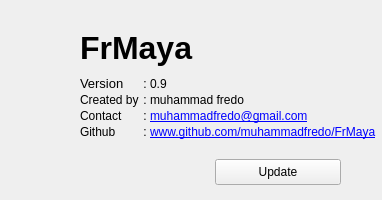
The window that FrMaya/Tools/AboutFrMaya/AboutFrMaya.ui (muhammadfredo/FrMaya) describes before a commit, drawn with Qt 5.
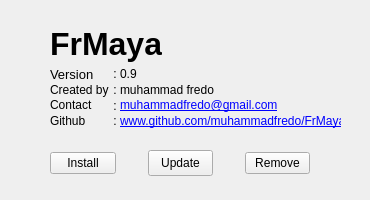
The same window after the commit.

Commit message: implement install feature

What changed in the file:
```diff
--- a/FrMaya/Tools/AboutFrMaya/AboutFrMaya.ui
+++ b/FrMaya/Tools/AboutFrMaya/AboutFrMaya.ui
@@ -13,61 +13,15 @@
   <property name="windowTitle">
    <string/>
   </property>
-  <layout class="QHBoxLayout" name="horizontalLayout_6">
-   <property name="spacing">
-    <number>0</number>
-   </property>
-   <property name="leftMargin">
-    <number>0</number>
-   </property>
-   <property name="topMargin">
-    <number>0</number>
-   </property>
-   <property name="rightMargin">
-    <number>6</number>
-   </property>
-   <property name="bottomMargin">
-    <number>0</number>
-   </property>
-   <item>
-    <spacer name="horizontalSpacer">
-     <property name="orientation">
-      <enum>Qt::Horizontal</enum>
-     </property>
-     <property name="sizeType">
-      <enum>QSizePolicy::Fixed</enum>
-     </property>
-     <property name="sizeHint" stdset="0">
-      <size>
-       <width>80</width>
-       <height>20</height>
-      </size>
-     </property>
-    </spacer>
-   </item>
-   <item>
-    <layout class="QVBoxLayout" name="verticalLayout">
-     <property name="spacing">
-      <number>0</number>
-     </property>
-     <item>
-      <spacer name="verticalSpacer">
-       <property name="orientation">
-        <enum>Qt::Vertical</enum>
-       </property>
-       <property name="sizeType">
-        <enum>QSizePolicy::Fixed</enum>
-       </property>
-       <property name="sizeHint" stdset="0">
-        <size>
-         <width>20</width>
-         <height>20</height>
-        </size>
-       </property>
-      </spacer>
-     </item>
-     <item>
       <widget class="QLabel" name="label">
+   <property name="geometry">
+    <rect>
+     <x>50</x>
+     <y>21</y>
+     <width>112</width>
+     <height>45</height>
+    </rect>
+   </property>
        <property name="font">
         <font>
          <family>Khmer UI</family>
@@ -84,15 +38,99 @@
         <set>Qt::AlignLeading|Qt::AlignLeft|Qt::AlignVCenter</set>
        </property>
       </widget>
-     </item>
-     <item>
-      <layout class="QGridLayout" name="gridLayout" columnminimumwidth="60,10,210">
-       <property name="horizontalSpacing">
-        <number>0</number>
-       </property>
-       <property name="verticalSpacing">
+  <widget class="QFrame" name="frame">
+   <property name="geometry">
+    <rect>
+     <x>50</x>
+     <y>149</y>
+     <width>260</width>
+     <height>28</height>
+    </rect>
+   </property>
+   <layout class="QHBoxLayout" name="horizontalLayout">
+    <property name="spacing">
         <number>2</number>
        </property>
+    <property name="margin">
+     <number>0</number>
+    </property>
+    <item>
+     <widget class="QPushButton" name="install_btn">
+      <property name="text">
+       <string>Install</string>
+      </property>
+     </widget>
+    </item>
+    <item>
+     <spacer name="horizontalSpacer_2">
+      <property name="orientation">
+       <enum>Qt::Horizontal</enum>
+      </property>
+      <property name="sizeType">
+       <enum>QSizePolicy::Fixed</enum>
+      </property>
+      <property name="sizeHint" stdset="0">
+       <size>
+        <width>30</width>
+        <height>20</height>
+       </size>
+      </property>
+     </spacer>
+    </item>
+    <item>
+     <widget class="QPushButton" name="update_btn">
+      <property name="minimumSize">
+       <size>
+        <width>0</width>
+        <height>26</height>
+       </size>
+      </property>
+      <property name="text">
+       <string>Update</string>
+      </property>
+     </widget>
+    </item>
+    <item>
+     <spacer name="horizontalSpacer_3">
+      <property name="orientation">
+       <enum>Qt::Horizontal</enum>
+      </property>
+      <property name="sizeType">
+       <enum>QSizePolicy::Fixed</enum>
+      </property>
+      <property name="sizeHint" stdset="0">
+       <size>
+        <width>30</width>
+        <height>20</height>
+       </size>
+      </property>
+     </spacer>
+    </item>
+    <item>
+     <widget class="QPushButton" name="remove_btn">
+      <property name="text">
+       <string>Remove</string>
+      </property>
+     </widget>
+    </item>
+   </layout>
+  </widget>
+  <widget class="QFrame" name="frame">
+   <property name="geometry">
+    <rect>
+     <x>50</x>
+     <y>66</y>
+     <width>291</width>
+     <height>63</height>
+    </rect>
+   </property>
+   <layout class="QGridLayout" name="gridLayout" columnminimumwidth="60,10,210">
+    <property name="margin">
+     <number>0</number>
+    </property>
+    <property name="spacing">
+     <number>0</number>
+    </property>
        <item row="1" column="2">
         <widget class="QLabel" name="label_5">
          <property name="text">
@@ -219,91 +257,7 @@
         </widget>
        </item>
       </layout>
-     </item>
-     <item>
-      <spacer name="verticalSpacer_2">
-       <property name="orientation">
-        <enum>Qt::Vertical</enum>
-       </property>
-       <property name="sizeType">
-        <enum>QSizePolicy::Fixed</enum>
-       </property>
-       <property name="sizeHint" stdset="0">
-        <size>
-         <width>20</width>
-         <height>20</height>
-        </size>
-       </property>
-      </spacer>
-     </item>
-     <item>
-      <layout class="QHBoxLayout" name="horizontalLayout">
-       <item>
-        <spacer name="horizontalSpacer_2">
-         <property name="orientation">
-          <enum>Qt::Horizontal</enum>
-         </property>
-         <property name="sizeType">
-          <enum>QSizePolicy::Fixed</enum>
-         </property>
-         <property name="sizeHint" stdset="0">
-          <size>
-           <width>135</width>
-           <height>20</height>
-          </size>
-         </property>
-        </spacer>
-       </item>
-       <item>
-        <widget class="QPushButton" name="update_btn">
-         <property name="minimumSize">
-          <size>
-           <width>0</width>
-           <height>26</height>
-          </size>
-         </property>
-         <property name="text">
-          <string>Update</string>
-         </property>
-        </widget>
-       </item>
-       <item>
-        <spacer name="horizontalSpacer_3">
-         <property name="orientation">
-          <enum>Qt::Horizontal</enum>
-         </property>
-         <property name="sizeType">
-          <enum>QSizePolicy::Fixed</enum>
-         </property>
-         <property name="sizeHint" stdset="0">
-          <size>
-           <width>35</width>
-           <height>20</height>
-          </size>
-         </property>
-        </spacer>
-       </item>
-      </layout>
-     </item>
-     <item>
-      <spacer name="verticalSpacer_3">
-       <property name="orientation">
-        <enum>Qt::Vertical</enum>
-       </property>
-       <property name="sizeType">
-        <enum>QSizePolicy::Fixed</enum>
-       </property>
-       <property name="sizeHint" stdset="0">
-        <size>
-         <width>20</width>
-         <height>15</height>
-        </size>
-       </property>
-      </spacer>
-     </item>
-    </layout>
-   </item>
-  </layout>
+  </widget>
  </widget>
  <resources/>
  <connections/>
```
Left out of the diff: 2 changed lines with no effect on the pictures. Lines whose indentation alone changed are shown as unchanged. The commit also changes 60 other files.
